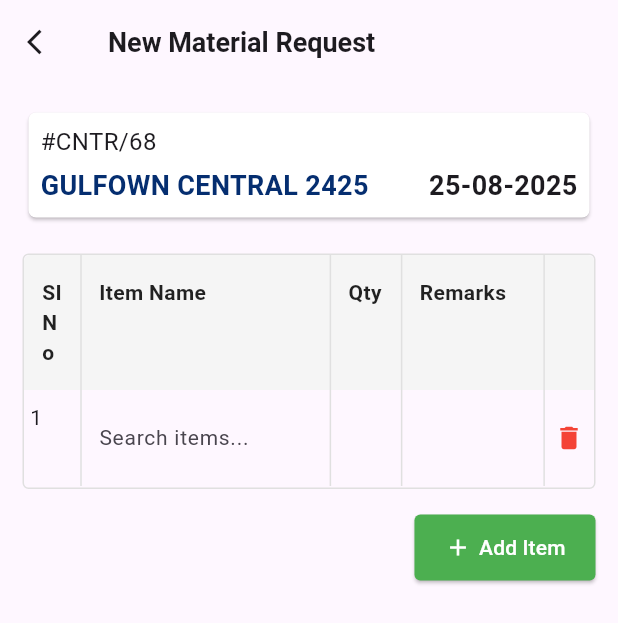
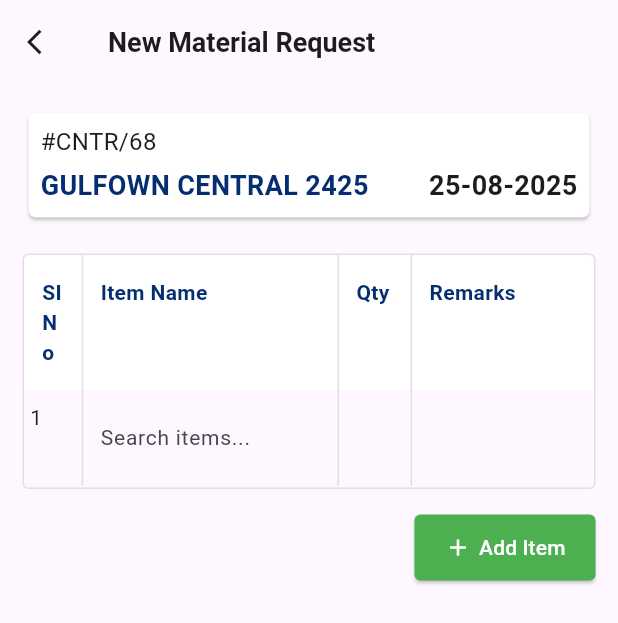
Before and after one commit to habeeb321/Oxdo-Technologies-Machine-Test, a Flutter app: the screen it shows after launch, on a phone screen of 412 x 824 dp. Shown: the top 623 px of the screen. Run offline on Flutter 3.47's test engine with Material 3 defaults, Android fonts, the phone set to English and light mode, and no system bars; our stand-ins replace dio, get; network calls fail.

Commit message:
fixed close button issue.

```diff
--- a/lib/home_screen/view/widgets/table_widget.dart
+++ b/lib/home_screen/view/widgets/table_widget.dart
@@ -19,9 +19,9 @@ class TableWidget extends StatelessWidget {
               child: Column(
                 children: [
                   Container(
-                    decoration: BoxDecoration(
-                      color: Colors.grey.shade100,
-                      borderRadius: const BorderRadius.only(
+                    decoration: const BoxDecoration(
+                      color: Colors.white,
+                      borderRadius: BorderRadius.only(
                         topLeft: Radius.circular(4),
                         topRight: Radius.circular(4),
                       ),
@@ -36,8 +36,7 @@ class TableWidget extends StatelessWidget {
                         0: FlexColumnWidth(0.8),
                         1: FlexColumnWidth(3.5),
                         2: FlexColumnWidth(1),
-                        3: FlexColumnWidth(2),
-                        4: FlexColumnWidth(0.7),
+                        3: FlexColumnWidth(2.5),
                       },
                       children: [
                         TableRow(
@@ -46,7 +45,6 @@ class TableWidget extends StatelessWidget {
                             _buildHeaderCell('Item Name'),
                             _buildHeaderCell('Qty'),
                             _buildHeaderCell('Remarks'),
-                            _buildHeaderCell(''),
                           ],
                         ),
                       ],
@@ -78,8 +76,7 @@ class TableWidget extends StatelessWidget {
                           0: FlexColumnWidth(0.8),
                           1: FlexColumnWidth(3.5),
                           2: FlexColumnWidth(1),
-                          3: FlexColumnWidth(2),
-                          4: FlexColumnWidth(0.7),
+                          3: FlexColumnWidth(2.5),
                         },
                         children: [
                           TableRow(
@@ -184,7 +181,10 @@ class TableWidget extends StatelessWidget {
                                 ),
                               ),
                               _buildDataCell(
-                                TextField(
+                                Row(
+                                  children: [
+                                    Expanded(
+                                      child: TextField(
                                         controller: row['remarksController'],
                                         decoration: const InputDecoration(
                                           border: InputBorder.none,
@@ -194,13 +194,17 @@ class TableWidget extends StatelessWidget {
                                         style: const TextStyle(fontSize: 14),
                                       ),
                                     ),
-                              _buildDataCell(
+                                    if (controller.materialRequestRows.length >
+                                        1)
                                       IconButton(
-                                  onPressed: () => controller.deleteRow(index),
-                                  icon: const Icon(Icons.delete,
+                                        onPressed: () =>
+                                            controller.deleteRow(index),
+                                        icon: const Icon(Icons.close,
                                             color: Colors.red, size: 20),
                                         padding: EdgeInsets.zero,
                                         constraints: const BoxConstraints(),
+                                      ),
+                                  ],
                                 ),
                               ),
                             ],
@@ -250,7 +254,7 @@ class TableWidget extends StatelessWidget {
         style: const TextStyle(
           fontWeight: FontWeight.w600,
           fontSize: 14,
-          color: Colors.black87,
+          color: Color.fromARGB(255, 5, 46, 112),
         ),
       ),
     );
```
Lines whose indentation alone changed are shown as unchanged.
